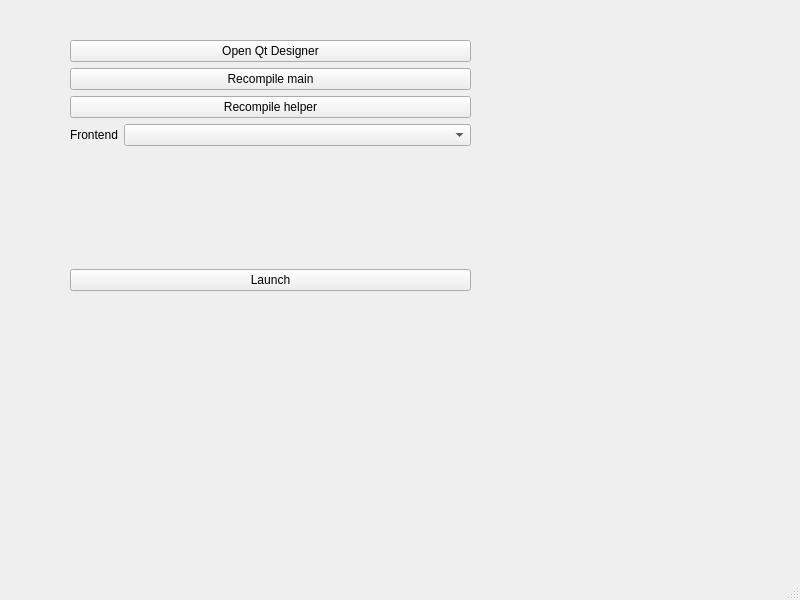
This is app/helper.ui in PurpleArk18/GodotBuildAutomationTool as Qt 5 draws it before an edit. The edited form follows.
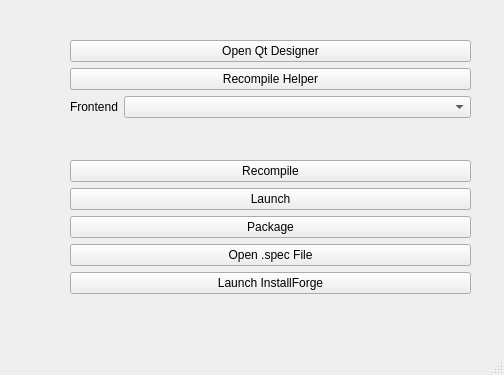
This is the edited form.

Commit message: Reorganized modules, added stub functions for helper

```diff
--- a/app/helper.ui
+++ b/app/helper.ui
@@ -6,8 +6,8 @@
    <rect>
     <x>0</x>
     <y>0</y>
-    <width>800</width>
-    <height>600</height>
+    <width>504</width>
+    <height>375</height>
    </rect>
   </property>
   <property name="windowTitle">
@@ -20,7 +20,7 @@
       <x>70</x>
       <y>40</y>
       <width>401</width>
-      <height>251</height>
+      <height>254</height>
      </rect>
     </property>
     <layout class="QVBoxLayout" name="verticalLayout">
@@ -32,16 +32,9 @@
       </widget>
      </item>
      <item>
-      <widget class="QPushButton" name="recompile_button">
+      <widget class="QPushButton" name="recompile_helper_button">
        <property name="text">
-        <string>Recompile main</string>
-       </property>
-      </widget>
-     </item>
-     <item>
-      <widget class="QPushButton" name="pushButton_4">
-       <property name="text">
-        <string>Recompile helper</string>
+        <string>Recompile Helper</string>
        </property>
       </widget>
      </item>
@@ -88,6 +81,13 @@
        </item>
       </layout>
      </item>
+     <item>
+      <widget class="QPushButton" name="recompile_button">
+       <property name="text">
+        <string>Recompile</string>
+       </property>
+      </widget>
+     </item>
      <item>
       <widget class="QPushButton" name="launch_button">
        <property name="text">
@@ -95,6 +95,27 @@
        </property>
       </widget>
      </item>
+     <item>
+      <widget class="QPushButton" name="package_button">
+       <property name="text">
+        <string>Package</string>
+       </property>
+      </widget>
+     </item>
+     <item>
+      <widget class="QPushButton" name="open_spec_file_button">
+       <property name="text">
+        <string>Open .spec File</string>
+       </property>
+      </widget>
+     </item>
+     <item>
+      <widget class="QPushButton" name="launc_installforge_button">
+       <property name="text">
+        <string>Launch InstallForge</string>
+       </property>
+      </widget>
+     </item>
     </layout>
    </widget>
   </widget>
```
Left out of the diff: 2 changed lines with no effect on the pictures. The commit also changes 15 other files.
